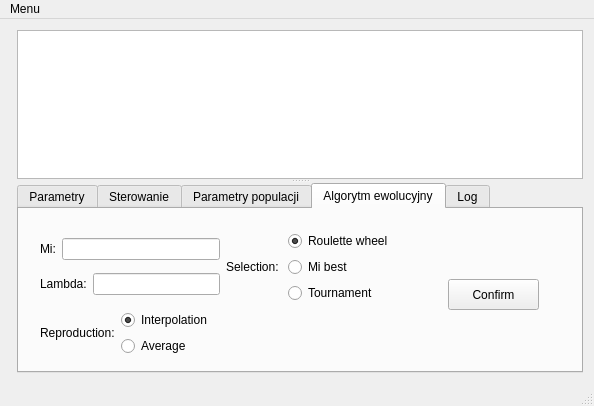
Above: mainwindow.ui from mon3/ArtificialLife before the change. Below: the same form after it.
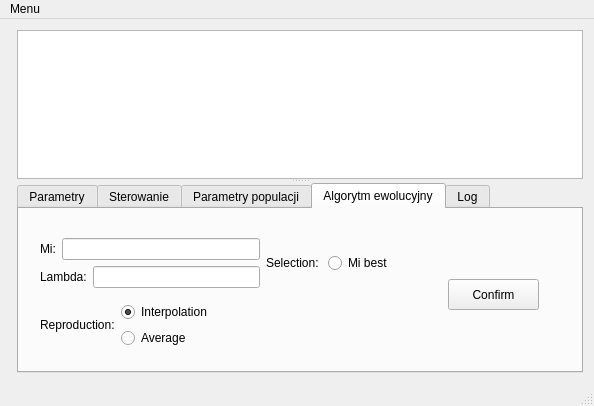
That is the form after the change. The open tabs and pages were chosen to show the change.

Commit message: some virtual functions to Animal added; some function moved from EA class to Animal;

```diff
--- a/mainwindow.ui
+++ b/mainwindow.ui
@@ -231,19 +231,6 @@
             </item>
             <item>
              <layout class="QVBoxLayout" name="verticalLayout_3">
-              <item>
-               <widget class="QRadioButton" name="RouletteSelection">
-                <property name="text">
-                 <string>Roulette wheel</string>
-                </property>
-                <property name="checked">
-                 <bool>true</bool>
-                </property>
-                <attribute name="buttonGroup">
-                 <string notr="true">buttonGroup</string>
-                </attribute>
-               </widget>
-              </item>
               <item>
                <widget class="QRadioButton" name="MiBestSelection">
                 <property name="text">
@@ -254,16 +241,6 @@
                 </attribute>
                </widget>
               </item>
-              <item>
-               <widget class="QRadioButton" name="TournamentSelection">
-                <property name="text">
-                 <string>Tournament</string>
-                </property>
-                <attribute name="buttonGroup">
-                 <string notr="true">buttonGroup</string>
-                </attribute>
-               </widget>
-              </item>
              </layout>
             </item>
            </layout>
```
Left out of the diff: 2 changed lines with no effect on the pictures. The commit also changes 9 other files.
